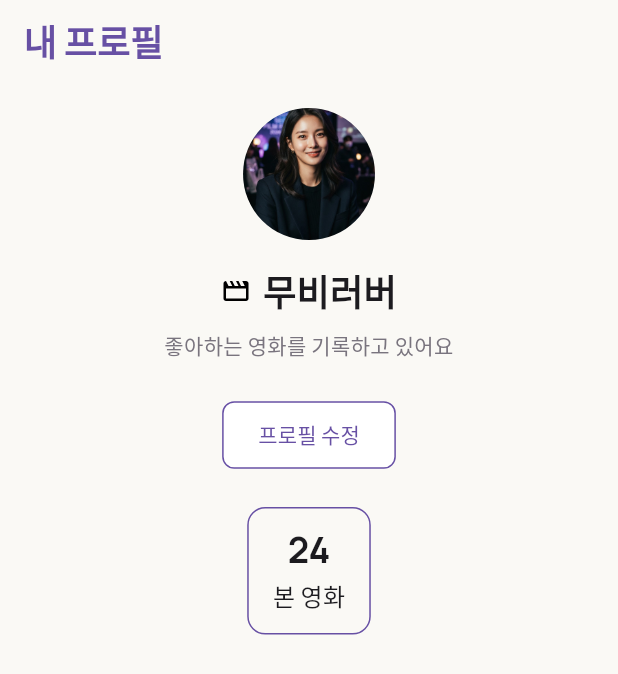
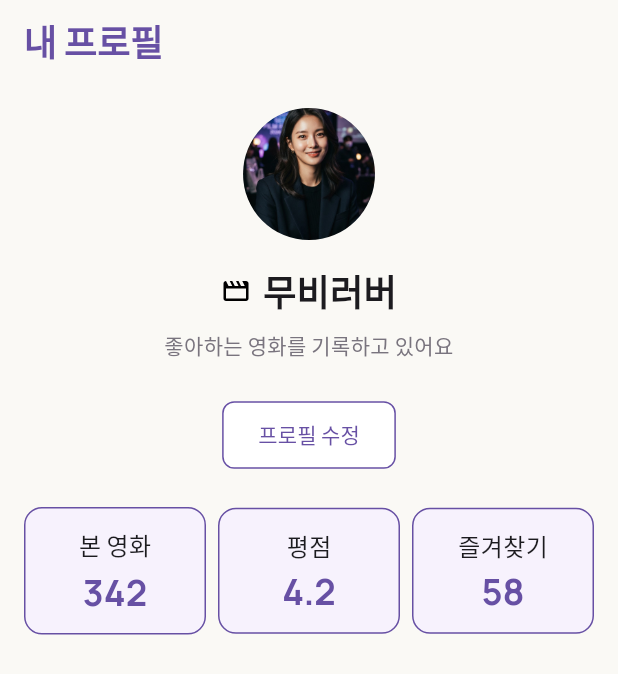
Before and after one commit to SSUMC-11th-organization/PE_Mobile_B, a Flutter app: the screen it shows after launch, on a phone screen of 412 x 824 dp. Shown: the top 674 px of the screen. Run offline on Flutter 3.47's test engine with Material 3 defaults, Android fonts, the light colour scheme and no system bars; our stand-ins replace flutter_svg.

Commit message:
[week1/mission] ProfileStats 추가

```diff
--- a/jay/lib/screens/profile_screen.dart
+++ b/jay/lib/screens/profile_screen.dart
@@ -4,13 +4,14 @@ import 'package:jay/widgets/edit_profile_button.dart';
 import 'package:jay/widgets/stat_item.dart';
 
 import '../widgets/profile_header.dart';
+import '../widgets/profile_stats.dart';
 
 class ProfileScreen extends StatelessWidget {
   const ProfileScreen({super.key});
   @override
   Widget build(BuildContext context) {
     // TODO: implement build
-    return const Scaffold(
+    return Scaffold(
       appBar: CommonAppBar(title: '내 프로필'),
       body: SafeArea(
         child: Padding(
@@ -22,8 +23,10 @@ class ProfileScreen extends StatelessWidget {
                 ProfileHeader(),
                 SizedBox(height: 24),
                 EditProfileButton(),
-                SizedBox(height: 24),
-                StatItem(label: '본 영화', value: '24'),
+                Container(
+                  margin: const EdgeInsets.symmetric(vertical: 24),
+                  child: const ProfileStats(),
+                ),
               ],
             ),
           ),
--- a/jay/lib/theme/app_colors.dart
+++ b/jay/lib/theme/app_colors.dart
@@ -9,4 +9,5 @@ abstract final class AppColors {
   static const black = Color(0xFF1C1B1F);
   static const gray = Color(0xFF79747E);
   static const violetLight = Color(0xFFE8DEF9);
+  static const violetSurface = Color(0xFFF7F2FD);
 }
--- /dev/null
+++ b/jay/lib/widgets/profile_stats.dart
@@ -0,0 +1,26 @@
+import 'package:flutter/material.dart';
+
+import 'stat_item.dart';
+
+class ProfileStats extends StatelessWidget {
+  const ProfileStats({super.key});
+
+  @override
+  Widget build(BuildContext context) {
+    return const Row(
+      children: [
+        Expanded(
+          child: StatItem(label: '본 영화', value: '342'),
+        ),
+        SizedBox(width: 8),
+        Expanded(
+          child: StatItem(label: '평점', value: '4.2'),
+        ),
+        SizedBox(width: 8),
+        Expanded(
+          child: StatItem(label: '즐겨찾기', value: '58'),
+        ),
+      ],
+    );
+  }
+}
--- a/jay/lib/widgets/stat_item.dart
+++ b/jay/lib/widgets/stat_item.dart
@@ -1,4 +1,5 @@
 import 'package:flutter/material.dart';
+import 'package:jay/theme/app_colors.dart';
 
 class StatItem extends StatelessWidget {
   const StatItem({super.key, required this.label, required this.value});
@@ -14,15 +15,18 @@ class StatItem extends StatelessWidget {
     return Container(
       padding: const EdgeInsets.symmetric(horizontal: 16, vertical: 12),
       decoration: BoxDecoration(
-        color: colors.surface,
+        color: AppColors.violetSurface,
         border: Border.all(color: colors.primary),
         borderRadius: BorderRadius.circular(12),
       ),
       child: Column(
         children: [
-          Text(value, style: textTheme.titleLarge),
+          Text(label),
           const SizedBox(height: 4),
-          Text(label),
+          Text(
+            value,
+            style: textTheme.titleLarge?.copyWith(color: AppColors.violet),
+          ),
         ],
       ),
     );
```
